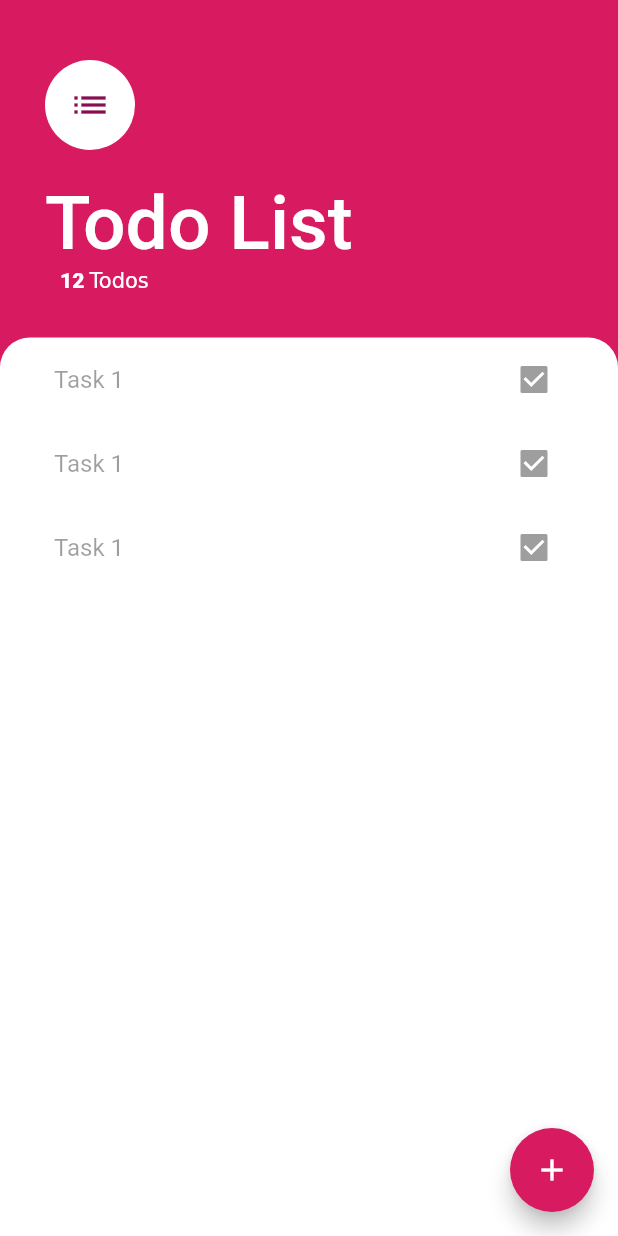
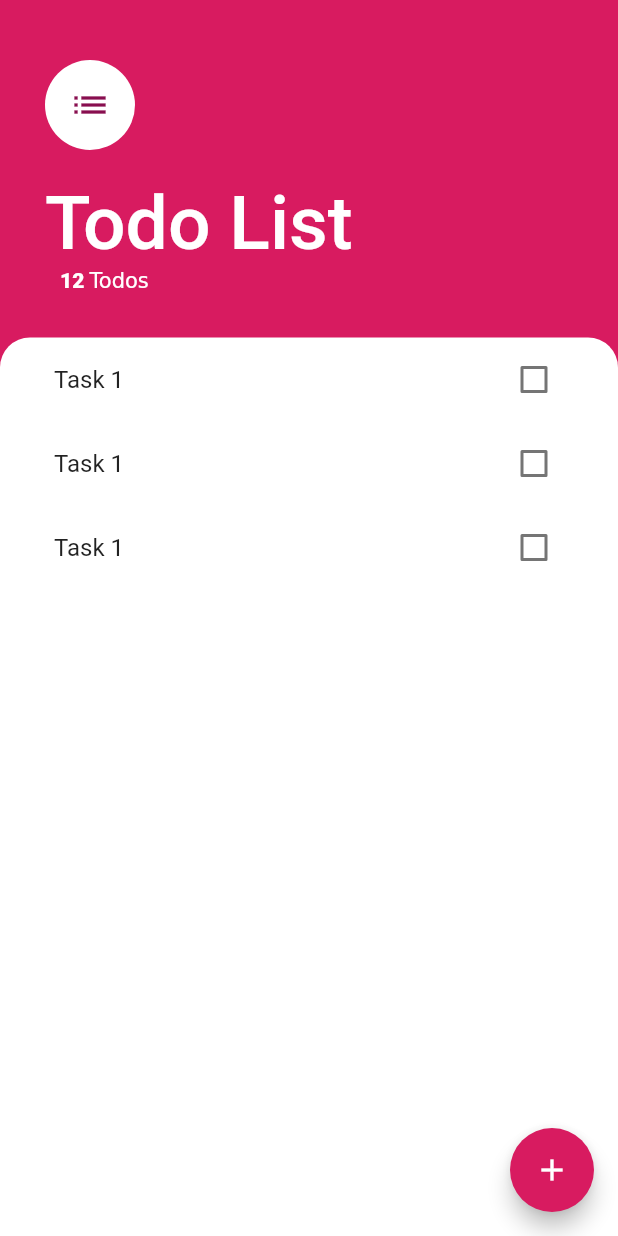
Before and after one commit to MalikBagwala/firebase_todo, a Flutter app: the screen it shows after launch, on a phone screen of 412 x 824 dp. Run offline on Flutter 3.47's test engine with Material 2 defaults, Android fonts, the phone set to English and light mode, and no system bars.

Commit message:
made task a stateful widget

```diff
--- a/lib/screens/tasks/task.widget.dart
+++ b/lib/screens/tasks/task.widget.dart
@@ -1,11 +1,28 @@
 import "package:flutter/material.dart";
 
-class Task extends StatelessWidget {
+class Task extends StatefulWidget {
+  @override
+  _TaskState createState() => _TaskState();
+}
+
+class _TaskState extends State<Task> {
+  bool isChecked = false;
+
   @override
   Widget build(BuildContext context) {
     return CheckboxListTile(
-      value: true,
-      title: Text("Task 1"),
+      value: isChecked,
+      activeColor: Colors.pink,
+      onChanged: (value) {
+        setState(() {
+          isChecked = value;
+        });
+      },
+      title: Text(
+        "Task 1",
+        style: TextStyle(
+            decoration: isChecked ? TextDecoration.lineThrough : null),
+      ),
     );
   }
 }
```
